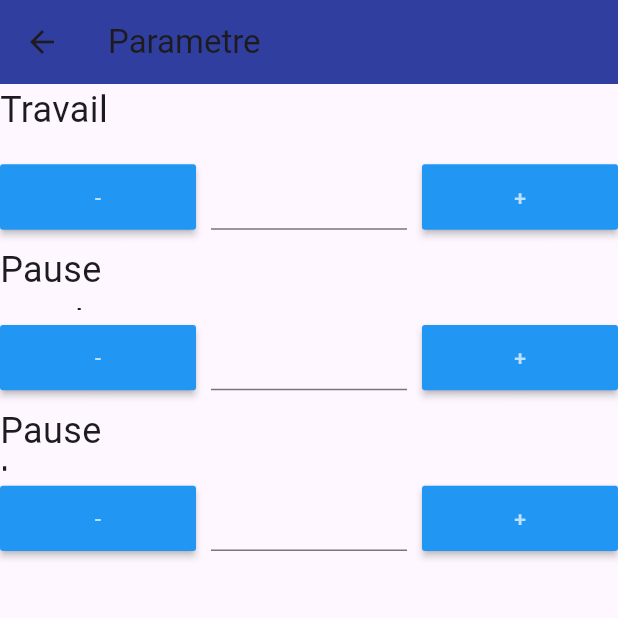
After one commit to espoirPeache/temps-de-travail, a Flutter app: the Settings screen opened directly, on a phone screen of 412 x 824 dp, the top half of it. The commit adds this screen. Run offline on Flutter 3.47's test engine with Material 3 defaults, Android fonts, the phone set to English and light mode, and no system bars; our stand-ins replace percent_indicator.

Commit message:
Ajout du fichier Settings pour la gestion du temps -le fichier settings implemente la personalisation du temps de travail et de pose

```diff
--- a/lib/homePage.dart
+++ b/lib/homePage.dart
@@ -1,4 +1,5 @@
 import 'package:flutter/material.dart';
+import 'package:gestion_de_temps/settings.dart';
 import 'package:gestion_de_temps/timerModel.dart';
 import 'package:percent_indicator/percent_indicator.dart';
 
@@ -10,15 +11,42 @@ class Homepage extends StatelessWidget {
 
   final paddingDefault = 8.0;
   final CountTimer timer = CountTimer();
+  final List<PopupMenuEntry<String>> _listmenu = [
+    PopupMenuItem(
+   value: "Parametre",
+   child: Text("Parametre")
+   )
+  ];
 
+  void gotoSettings(BuildContext context){
+    Navigator.push(
+        context, MaterialPageRoute(
+        builder: (context)=> Settings()
+      )
+    );
+  }
   @override
   Widget build(BuildContext context) {
+
     timer.startWork();
     return Scaffold(
       appBar: AppBar(
         title: Text("Mon temps de travail"),
         centerTitle: true,
         backgroundColor: Theme.of(context).primaryColor,
+        actions: [
+          PopupMenuButton(
+              itemBuilder: (context){
+                return _listmenu;
+              },
+            onSelected: (value){
+                if(value == "Parametre"){
+                  gotoSettings(context);
+                }
+
+            },
+          )
+        ],
       ),
       body: LayoutBuilder(
           builder: (context, BoxConstraints contraints){
@@ -58,7 +86,7 @@ class Homepage extends StatelessWidget {
                     return Expanded(
                         child: CircularPercentIndicator(
                           radius: width / 2.3,
-                          lineWidth: 20,
+                          lineWidth: 30,
                           animation: true,
                           animateFromLastPercent: true,
                           percent: timer.percent,
--- /dev/null
+++ b/lib/settings.dart
@@ -0,0 +1,64 @@
+import 'package:flutter/material.dart';
+import 'package:gestion_de_temps/widget.dart';
+
+class Settings extends StatefulWidget {
+  const Settings({super.key});
+
+  @override
+  State<Settings> createState() => _SettingsState();
+}
+
+class _SettingsState extends State<Settings> {
+  @override
+  Widget build(BuildContext context) {
+    TextStyle style = TextStyle(fontSize: 24);
+    return Scaffold(
+      appBar: AppBar(
+        title: Text("Parametre"),
+        backgroundColor: Theme.of(context).primaryColorDark
+      ),
+
+      body:GridView.count(
+        crossAxisCount: 3,
+        childAspectRatio: 3,
+        scrollDirection: Axis.vertical,
+        mainAxisSpacing: 10,
+        crossAxisSpacing: 10,
+        children: [
+          Text("Travail", style: style,),
+          Text(""),
+          Text(""),
+          SettingsButton(Colors.blue, "-", 1),
+          TextField(
+            style: style,
+            textAlign: TextAlign.center,
+            keyboardType: TextInputType.number,
+          ),
+          SettingsButton(Colors.blue, "+", 1),
+
+          Text("Pause courte", style: style,),
+          Text(""),
+          Text(""),
+          SettingsButton(Colors.blue, "-", 1),
+          TextField(
+            style: style,
+            textAlign: TextAlign.center,
+            keyboardType: TextInputType.number,
+          ),
+          SettingsButton(Colors.blue, "+", 1),
+          Text("Pause longue", style: style,),
+          Text(""),
+          Text(""),
+          SettingsButton(Colors.blue, "-", 1),
+          TextField(
+            style: style,
+            textAlign: TextAlign.center,
+            keyboardType: TextInputType.number,
+          ),
+          SettingsButton(Colors.blue, "+", 1),
+        ],
+      ) ,
+    );
+
+  }
+}
--- a/lib/widget.dart
+++ b/lib/widget.dart
@@ -8,21 +8,39 @@ const  Button({required this.size, required this.color, required this.text, requ
   final double size;
   final VoidCallback onPresed;
 
-
-
   @override
   Widget build(BuildContext context) {
     return MaterialButton(
       onPressed: this.onPresed,
       color: this.color,
       minWidth: this.size,
-
       child: Text(this.text, style:  TextStyle(
           color: Colors.white70
         ),
       ),
+    );
+  }
+}
 
+class SettingsButton extends StatelessWidget {
+  final Color color;
+  final String text;
+  final int value;
 
+  const SettingsButton(this.color, this.text, this.value, {super.key});
+  @override
+  Widget build(BuildContext context) {
+    return MaterialButton(
+        child:
+          Text(text,
+            style: TextStyle(
+              color: Colors.white70
+            ),
+        ),
+      onPressed: (){
+
+      },
+      color: color,
 
     );
   }
```
